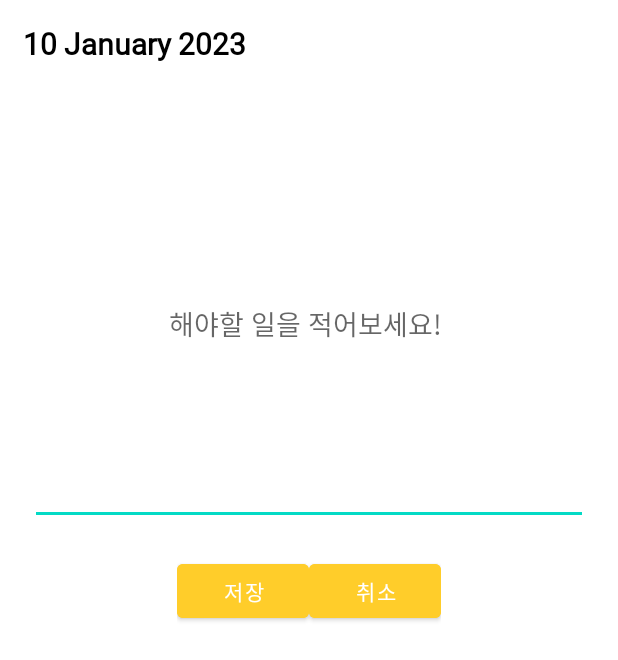
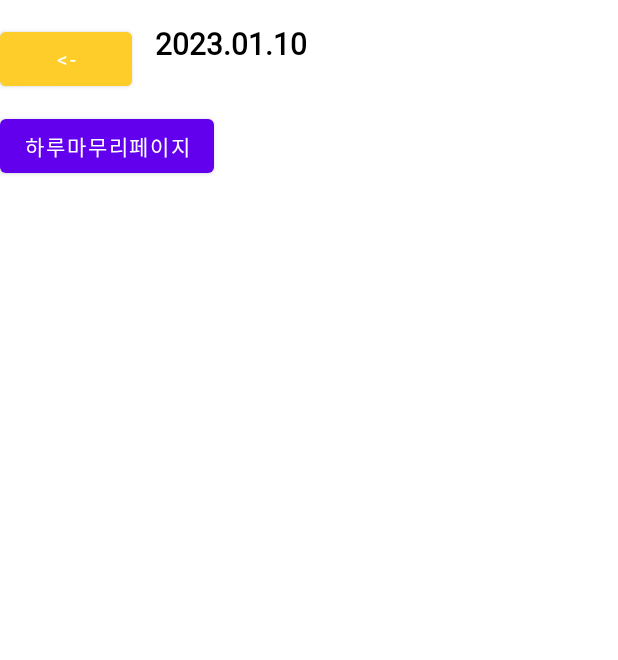
Before and after one commit to cherrynana320/Turtine, an Android app: the MainActivity screen opened directly, with no data from a screen before it, after a tap on "10", on a phone screen of 412 x 824 dp. Shown: the top 660 px of the screen. Run offline under Robolectric (Android 15) with nearby library versions, the phone set to English and light mode, and no system bars.

Commit message:
simplethings
날짜 한글로 변경 가운데정렬 동글라미안에 날짜들어감

```diff
--- a/app/src/main/java/com/example/turtine/CalendarMain.kt
+++ b/app/src/main/java/com/example/turtine/CalendarMain.kt
@@ -96,7 +96,7 @@ class MainActivity : AppCompatActivity(), CalendarAdapter.OnItemListener {
     //보여질 년도와 월
     @RequiresApi(Build.VERSION_CODES.O)
     private fun monthYearFromDate(date: LocalDate): String {
-        val formatter: DateTimeFormatter = DateTimeFormatter.ofPattern("MMMM yyyy")
+        val formatter: DateTimeFormatter = DateTimeFormatter.ofPattern("yyyy.MM")
         return date.format(formatter)
     }
 
@@ -122,12 +122,12 @@ class MainActivity : AppCompatActivity(), CalendarAdapter.OnItemListener {
 
         var fileName : String
 
-        val message = "Selected Date " + dayText + " " + monthYearFromDate(selectedDate)
+        val message = "선택된 날짜 : " + monthYearFromDate(selectedDate) +"."+ dayText
         Toast.makeText(this, message, Toast.LENGTH_LONG).show()
         val intentToMemo = Intent(applicationContext, MemoActivity::class.java)
 
         //인텐트 스택 삭제
-        //intent.flags = Intent.FLAG_ACTIVITY_NEW_TASK or Intent.FLAG_ACTIVITY_CLEAR_TASK
+        //intent.flags = Intent.FLAG_ACTIVITY_NEW_AR_TASTASK or Intent.FLAG_ACTIVITY_CLEK
 
         intentToMemo.putExtra("day", dayText.toString()) /*송신*/
         intentToMemo.putExtra("Myear", monthYearFromDate(selectedDate).toString())
--- a/app/src/main/java/com/example/turtine/memo/MemoActivity.kt
+++ b/app/src/main/java/com/example/turtine/memo/MemoActivity.kt
@@ -10,6 +10,7 @@ import android.widget.*
 import androidx.core.app.ActivityCompat
 import com.example.turtine.MainActivity
 import  com.example.turtine.R
+import kotlinx.android.synthetic.main.activity_main.*
 import java.io.File
 import java.io.FileInputStream
 import java.io.FileOutputStream
@@ -17,16 +18,8 @@ import java.io.IOException
 
 class MemoActivity : AppCompatActivity() {
 
-    lateinit var fileName : String
-    lateinit var strSDpath :String
-    lateinit var myDir :File
-    var radioBtnID: String? = null
-
-    lateinit var memoContent : EditText
-
     lateinit var dayText: TextView
-
-    lateinit var btnToMain : Button
+    lateinit var btnToFinish :Button
     lateinit var btnToBack : Button
 
 
@@ -39,70 +32,31 @@ class MemoActivity : AppCompatActivity() {
 
         //초기 설정 함수
         fileInit()
-        //완료 눌렀을 때 저장되게 하는 것
-        btnToMain.setOnClickListener {
 
-            if(radioBtnID != null && memoContent.text.toString() != ""){
-                var file1 = File(strSDpath + "/myDiary/" + fileName)
-                var str = memoContent.text.toString()
-                try {
-                    var fos = FileOutputStream(file1)
-                    fos.write(str.toByteArray())
-                    fos.close()
-                    Toast.makeText(applicationContext, "$fileName 이 저장됨", Toast.LENGTH_SHORT).show()
-                } catch (e: IOException) {
-                    Toast.makeText(this, "에러", Toast.LENGTH_SHORT).show()
-                }
-
-                writeSharedPrefernce(fileName, radioBtnID!!)
-
-                val intentToMain = Intent(applicationContext, MainActivity::class.java)
-                //인텐트 스택 삭제
-                intentToMain.flags =
-                    Intent.FLAG_ACTIVITY_NEW_TASK or Intent.FLAG_ACTIVITY_CLEAR_TASK
-                startActivity(intentToMain)
-            }
-            else{
-                Toast.makeText(this, "모든 항목을 작성해주세요.",Toast.LENGTH_SHORT).show()
-            }
-
+        //뒤로가기 버튼
+        btnToBack.setOnClickListener{
+            onBackPressed()
         }
 
-        //취소 버튼
-        btnToBack.setOnClickListener{
-            onBackPressed()
+        //하루마무리 이동 버튼
+        btnToFinish.setOnClickListener{
+            val intentToFinish = Intent(applicationContext,FinishActivity::class.java)
+            intentToFinish.putExtra("day",dayText.toString())
+            startActivity(intentToFinish)
+
         }
 
 
     }
 
-    fun writeSharedPrefernce(key : String, value:String){
-        val sp = getSharedPreferences(SP_NAME, Context.MODE_PRIVATE)
-        val editor = sp.edit()
-        editor.putString(key, value)
-        editor.apply()
-    }
-
-
-
 
     fun fileInit(){
-        memoContent = findViewById(R.id.MemoContent)
-        btnToMain = findViewById(R.id.Finish_btn)
+        btnToFinish = findViewById(R.id.Finishwarp_btn)
         btnToBack = findViewById(R.id.Cancel_btn)
         dayText = findViewById(R.id.DayText)
 
-
-
-        fileName = (intent.getStringExtra("Myear").toString() + "_"
-                + intent.getStringExtra("day").toString() + ".txt")
-
-        strSDpath = Environment.getExternalStorageDirectory().absolutePath
-        myDir = File("$strSDpath/mydiary")
-        myDir.mkdir()
-
         var dayTextView :String
-        dayTextView =  intent.getStringExtra("day").toString() + " " + intent.getStringExtra("Myear").toString()
+        dayTextView =  intent.getStringExtra("Myear").toString() + "." + intent.getStringExtra("day").toString()
 
         dayText.setText(dayTextView)
     }
--- a/app/src/main/res/layout/activity_memo.xml
+++ b/app/src/main/res/layout/activity_memo.xml
@@ -6,80 +6,45 @@
     android:layout_height="match_parent"
     android:background="#FFFFFF"
     android:orientation="vertical"
-    tools:context=".memo.MemoActivity">
+    tools:context=".MemoActivity">
 
 
     <LinearLayout
         android:layout_width="match_parent"
         android:layout_height="wrap_content"
-        android:orientation="horizontal">
-
-        <LinearLayout
-            android:layout_width="match_parent"
-            android:layout_height="match_parent"
-            android:gravity="center"
-            android:orientation="vertical">
-
-            <TextView
-                android:id="@+id/DayText"
-                android:layout_width="wrap_content"
-                android:layout_height="wrap_content"
-                android:layout_marginTop="15dp"
-                android:layout_marginLeft="15dp"
-                android:layout_gravity="left"
-                android:fontFamily="@font/myfont"
-                android:text="april 2022 12"
-                android:textColor="@color/black"
-                android:textStyle="bold"
-                android:textSize="20sp" />
-        </LinearLayout>
-
-    </LinearLayout>
-
-    <LinearLayout
-        android:layout_width="wrap_content"
-        android:layout_height="wrap_content"
-        android:layout_gravity="center"
-        android:layout_marginTop="20dp"
-        android:gravity="center"
-        android:orientation="vertical"/>
-
-    <EditText
-        android:id="@+id/MemoContent"
-        android:layout_width="match_parent"
-        android:layout_height="267dp"
-        android:layout_margin="20dp"
-        android:fontFamily="@font/myfont"
-        android:gravity="center"
-        android:hint="해야할 일을 적어보세요! " />
-
-
-    <LinearLayout
-        android:layout_width="wrap_content"
-        android:layout_height="wrap_content"
-        android:layout_gravity="center"
+        android:layout_marginTop="15dp"
         android:orientation="horizontal">
 
         <Button
-            android:id="@+id/Finish_btn"
+                android:id="@+id/Cancel_btn"
+                android:layout_width="wrap_content"
+                android:layout_height="wrap_content"
+                android:layout_gravity="left"
+                android:backgroundTint="#FFCD2A"
+                android:fontFamily="@font/myfont"
+                android:text="@string/back" />
+
+        <TextView
+            android:id="@+id/DayText"
             android:layout_width="wrap_content"
             android:layout_height="wrap_content"
-            android:layout_gravity="center"
-            android:backgroundTint="#FFCD2A"
+            android:layout_gravity="left"
+            android:layout_margin="15dp"
             android:fontFamily="@font/myfont"
-            android:text="저장" />
-
-
-        <Button
-            android:id="@+id/Cancel_btn"
-            android:layout_width="wrap_content"
-            android:layout_height="wrap_content"
-            android:layout_gravity="center"
-            android:backgroundTint="#FFCD2A"
-            android:fontFamily="@font/myfont"
-            android:text="취소" />
+            android:text="april 2022 12"
+            android:textColor="@color/black"
+            android:textSize="20sp"
+            android:textStyle="bold" />
 
     </LinearLayout>
 
 
+    <Button
+        android:id="@+id/Finishwarp_btn"
+        android:layout_width="wrap_content"
+        android:layout_height="wrap_content"
+        android:layout_gravity="bottom"
+        android:text="하루마무리페이지" />
+
+
 </LinearLayout>
--- a/app/src/main/res/layout/calendar_cell.xml
+++ b/app/src/main/res/layout/calendar_cell.xml
@@ -8,14 +8,14 @@
 
     <TextView
         android:id="@+id/cellDayText"
-        android:layout_width="wrap_content"
-        android:layout_height="wrap_content"
+        android:layout_width="match_parent"
+        android:layout_height="match_parent"
         android:background="@drawable/round"
         android:fontFamily="@font/myfont"
         android:textAlignment="center"
         android:textColor="@color/black"
         android:textSize="20sp"
-
+        android:gravity="center"
         app:layout_constraintBottom_toBottomOf="parent"
         app:layout_constraintLeft_toLeftOf="parent"
         app:layout_constraintRight_toRightOf="parent"
```
Also changed, not shown: app/src/main/res/layout/activity_main.xml (+8 -8 lines).
